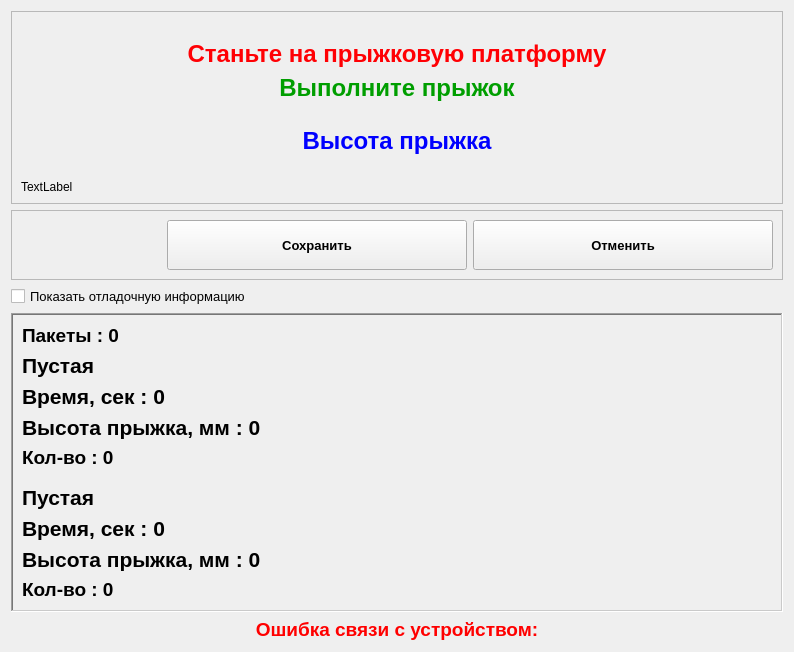
Qt form metodics/jumptest/jumptestexecute.ui (grigp/a-analyser) before a commit.
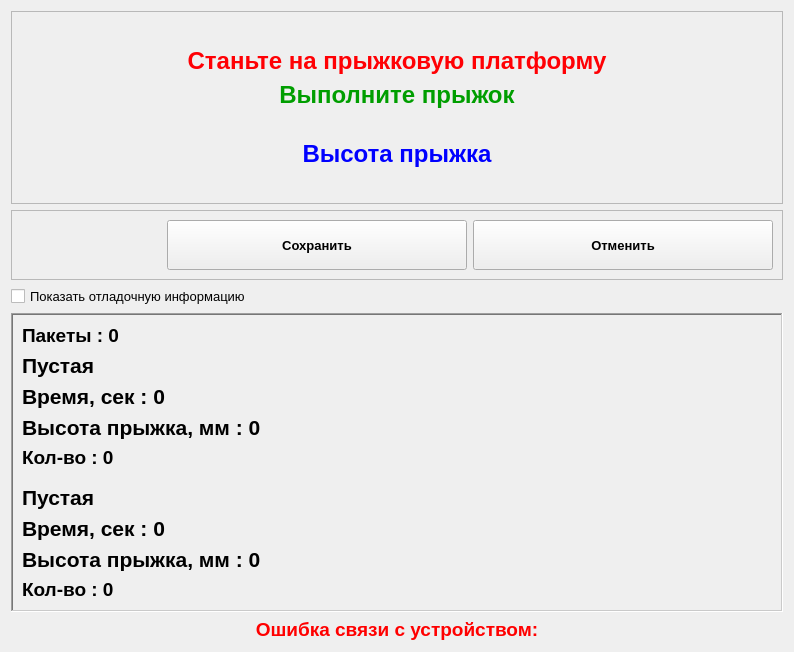
The same form after that commit.

Commit message: В первом приближении доделана методика для прыжковой платформы

```diff
--- a/metodics/jumptest/jumptestexecute.ui
+++ b/metodics/jumptest/jumptestexecute.ui
@@ -230,13 +230,6 @@
         </property>
        </spacer>
       </item>
-      <item>
-       <widget class="QLabel" name="label">
-        <property name="text">
-         <string>TextLabel</string>
-        </property>
-       </widget>
-      </item>
      </layout>
     </widget>
    </item>
```
The commit also changes 5 other files.
